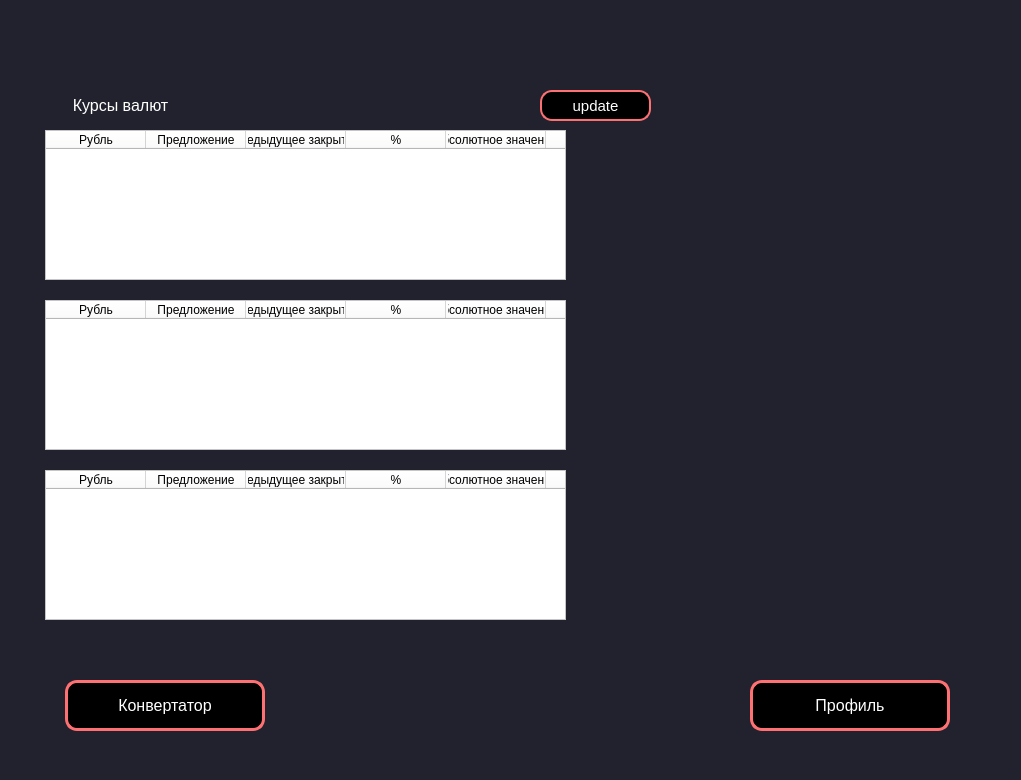
Above: pyqt_prj_yl/main_window.ui from LekzLuthor/YL_PQYT-prj before the change. Below: the same form after it.
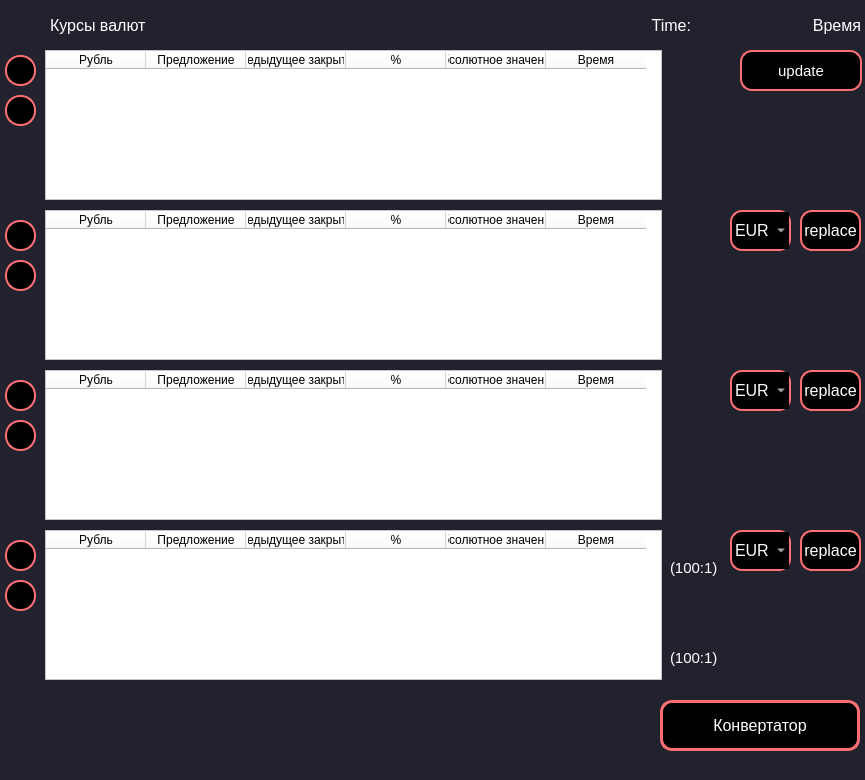
That is the form after the change. Icons and pictures are not drawn.

Diff of the .ui file:
```diff
--- a/pyqt_prj_yl/main_window.ui
+++ b/pyqt_prj_yl/main_window.ui
@@ -6,10 +6,16 @@
    <rect>
     <x>0</x>
     <y>0</y>
-    <width>1021</width>
+    <width>865</width>
     <height>780</height>
    </rect>
   </property>
+  <property name="maximumSize">
+   <size>
+    <width>865</width>
+    <height>780</height>
+   </size>
+  </property>
   <property name="font">
    <font>
     <pointsize>14</pointsize>
@@ -28,10 +34,10 @@
    <widget class="QPushButton" name="update_curr">
     <property name="geometry">
      <rect>
-      <x>540</x>
-      <y>90</y>
-      <width>111</width>
-      <height>31</height>
+      <x>740</x>
+      <y>50</y>
+      <width>122</width>
+      <height>41</height>
      </rect>
     </property>
     <property name="font">
@@ -58,45 +64,11 @@
      <string>update</string>
     </property>
    </widget>
-   <widget class="QPushButton" name="to_prof_btn">
-    <property name="geometry">
-     <rect>
-      <x>750</x>
-      <y>680</y>
-      <width>200</width>
-      <height>51</height>
-     </rect>
-    </property>
-    <property name="font">
-     <font>
-      <pointsize>12</pointsize>
-     </font>
-    </property>
-    <property name="styleSheet">
-     <string notr="true">QPushButton {
-	border 2px;
-	border: 3px solid #ff7073;
-	border-radius: 12;
-	color: white;
-	background-color:fb5b5d;
-}
-QPushButton:hover{
-	background-color: #ff7073;
-}
-QPushButton:pressed{
-	background-color: #ff004;
-}
-</string>
-    </property>
-    <property name="text">
-     <string>Профиль</string>
-    </property>
-   </widget>
    <widget class="QPushButton" name="to_convert_btn">
     <property name="geometry">
      <rect>
-      <x>65</x>
-      <y>680</y>
+      <x>660</x>
+      <y>700</y>
       <width>200</width>
       <height>51</height>
      </rect>
@@ -129,7 +101,7 @@
     <property name="geometry">
      <rect>
       <x>50</x>
-      <y>90</y>
+      <y>10</y>
       <width>141</width>
       <height>31</height>
      </rect>
@@ -147,15 +119,15 @@
      <string>Курсы валют</string>
     </property>
     <property name="alignment">
-     <set>Qt::AlignCenter</set>
+     <set>Qt::AlignLeading|Qt::AlignLeft|Qt::AlignVCenter</set>
     </property>
    </widget>
    <widget class="QTableWidget" name="RUB_table">
     <property name="geometry">
      <rect>
       <x>45</x>
-      <y>130</y>
-      <width>521</width>
+      <y>50</y>
+      <width>617</width>
       <height>150</height>
      </rect>
     </property>
@@ -186,6 +158,9 @@
     <property name="horizontalScrollBarPolicy">
      <enum>Qt::ScrollBarAlwaysOff</enum>
     </property>
+    <property name="sizeAdjustPolicy">
+     <enum>QAbstractScrollArea::AdjustToContents</enum>
+    </property>
     <property name="wordWrap">
      <bool>true</bool>
     </property>
@@ -227,8 +202,8 @@
     <property name="geometry">
      <rect>
       <x>45</x>
-      <y>300</y>
-      <width>521</width>
+      <y>210</y>
+      <width>617</width>
       <height>150</height>
      </rect>
     </property>
@@ -300,8 +275,8 @@
     <property name="geometry">
      <rect>
       <x>45</x>
-      <y>470</y>
-      <width>521</width>
+      <y>370</y>
+      <width>617</width>
       <height>150</height>
      </rect>
     </property>
@@ -332,6 +307,9 @@
     <property name="horizontalScrollBarPolicy">
      <enum>Qt::ScrollBarAlwaysOff</enum>
     </property>
+    <property name="sizeAdjustPolicy">
+     <enum>QAbstractScrollArea::AdjustToContents</enum>
+    </property>
     <property name="wordWrap">
      <bool>true</bool>
     </property>
@@ -369,6 +347,926 @@
      </property>
     </column>
    </widget>
+   <widget class="QTableWidget" name="JPY_table">
+    <property name="geometry">
+     <rect>
+      <x>45</x>
+      <y>530</y>
+      <width>617</width>
+      <height>150</height>
+     </rect>
+    </property>
+    <property name="minimumSize">
+     <size>
+      <width>471</width>
+      <height>0</height>
+     </size>
+    </property>
+    <property name="font">
+     <font>
+      <pointsize>10</pointsize>
+     </font>
+    </property>
+    <property name="layoutDirection">
+     <enum>Qt::LeftToRight</enum>
+    </property>
+    <property name="autoFillBackground">
+     <bool>false</bool>
+    </property>
+    <property name="styleSheet">
+     <string notr="true">color:black;
+background-color: white;</string>
+    </property>
+    <property name="verticalScrollBarPolicy">
+     <enum>Qt::ScrollBarAlwaysOff</enum>
+    </property>
+    <property name="horizontalScrollBarPolicy">
+     <enum>Qt::ScrollBarAlwaysOff</enum>
+    </property>
+    <property name="sizeAdjustPolicy">
+     <enum>QAbstractScrollArea::AdjustToContents</enum>
+    </property>
+    <property name="wordWrap">
+     <bool>true</bool>
+    </property>
+    <column>
+     <property name="text">
+      <string>Рубль</string>
+     </property>
+     <property name="textAlignment">
+      <set>AlignCenter</set>
+     </property>
+    </column>
+    <column>
+     <property name="text">
+      <string>Предложение</string>
+     </property>
+    </column>
+    <column>
+     <property name="text">
+      <string>Предыдущее закрытие</string>
+     </property>
+    </column>
+    <column>
+     <property name="text">
+      <string>%</string>
+     </property>
+    </column>
+    <column>
+     <property name="text">
+      <string>Абсолютное значение</string>
+     </property>
+    </column>
+    <column>
+     <property name="text">
+      <string>Время</string>
+     </property>
+    </column>
+   </widget>
+   <widget class="QLabel" name="time_show">
+    <property name="geometry">
+     <rect>
+      <x>710</x>
+      <y>10</y>
+      <width>151</width>
+      <height>31</height>
+     </rect>
+    </property>
+    <property name="font">
+     <font>
+      <pointsize>12</pointsize>
+     </font>
+    </property>
+    <property name="styleSheet">
+     <string notr="true">color: white;
+</string>
+    </property>
+    <property name="text">
+     <string>Время</string>
+    </property>
+    <property name="alignment">
+     <set>Qt::AlignRight|Qt::AlignTrailing|Qt::AlignVCenter</set>
+    </property>
+   </widget>
+   <widget class="QLabel" name="time">
+    <property name="geometry">
+     <rect>
+      <x>540</x>
+      <y>10</y>
+      <width>151</width>
+      <height>31</height>
+     </rect>
+    </property>
+    <property name="font">
+     <font>
+      <pointsize>12</pointsize>
+     </font>
+    </property>
+    <property name="styleSheet">
+     <string notr="true">color: white;
+</string>
+    </property>
+    <property name="text">
+     <string>Time:</string>
+    </property>
+    <property name="alignment">
+     <set>Qt::AlignRight|Qt::AlignTrailing|Qt::AlignVCenter</set>
+    </property>
+   </widget>
+   <widget class="QPushButton" name="replace_btn_1">
+    <property name="geometry">
+     <rect>
+      <x>800</x>
+      <y>210</y>
+      <width>61</width>
+      <height>41</height>
+     </rect>
+    </property>
+    <property name="font">
+     <font>
+      <pointsize>12</pointsize>
+     </font>
+    </property>
+    <property name="styleSheet">
+     <string notr="true">QPushButton {
+	border 2px;
+	border: 2px solid #ff7073;
+	border-radius: 12;
+	color: white;
+	background-color:fb5b5d;
+}
+QPushButton:hover{
+	background-color: #ff7073;
+}
+QPushButton:pressed{
+	background-color: #ff004;
+}</string>
+    </property>
+    <property name="text">
+     <string>replace</string>
+    </property>
+   </widget>
+   <widget class="QComboBox" name="rep_val_1">
+    <property name="geometry">
+     <rect>
+      <x>730</x>
+      <y>210</y>
+      <width>61</width>
+      <height>41</height>
+     </rect>
+    </property>
+    <property name="font">
+     <font>
+      <pointsize>12</pointsize>
+     </font>
+    </property>
+    <property name="styleSheet">
+     <string notr="true">border: 2px solid #ff7073;
+border-radius: 12;
+color: white;
+background-color:fb5b5d;</string>
+    </property>
+    <item>
+     <property name="text">
+      <string>EUR</string>
+     </property>
+    </item>
+    <item>
+     <property name="text">
+      <string>USD</string>
+     </property>
+    </item>
+    <item>
+     <property name="text">
+      <string>JPY</string>
+     </property>
+    </item>
+    <item>
+     <property name="text">
+      <string>GBP</string>
+     </property>
+    </item>
+    <item>
+     <property name="text">
+      <string>CHF</string>
+     </property>
+    </item>
+    <item>
+     <property name="text">
+      <string>UAH</string>
+     </property>
+    </item>
+   </widget>
+   <widget class="QComboBox" name="rep_val_2">
+    <property name="geometry">
+     <rect>
+      <x>730</x>
+      <y>370</y>
+      <width>61</width>
+      <height>41</height>
+     </rect>
+    </property>
+    <property name="font">
+     <font>
+      <pointsize>12</pointsize>
+     </font>
+    </property>
+    <property name="styleSheet">
+     <string notr="true">border: 2px solid #ff7073;
+border-radius: 12;
+color: white;
+background-color:fb5b5d;</string>
+    </property>
+    <item>
+     <property name="text">
+      <string>EUR</string>
+     </property>
+    </item>
+    <item>
+     <property name="text">
+      <string>USD</string>
+     </property>
+    </item>
+    <item>
+     <property name="text">
+      <string>JPY</string>
+     </property>
+    </item>
+    <item>
+     <property name="text">
+      <string>GBP</string>
+     </property>
+    </item>
+    <item>
+     <property name="text">
+      <string>CHF</string>
+     </property>
+    </item>
+    <item>
+     <property name="text">
+      <string>UAH</string>
+     </property>
+    </item>
+   </widget>
+   <widget class="QPushButton" name="replace_btn_2">
+    <property name="geometry">
+     <rect>
+      <x>800</x>
+      <y>370</y>
+      <width>61</width>
+      <height>41</height>
+     </rect>
+    </property>
+    <property name="font">
+     <font>
+      <pointsize>12</pointsize>
+     </font>
+    </property>
+    <property name="styleSheet">
+     <string notr="true">QPushButton {
+	border 2px;
+	border: 2px solid #ff7073;
+	border-radius: 12;
+	color: white;
+	background-color:fb5b5d;
+}
+QPushButton:hover{
+	background-color: #ff7073;
+}
+QPushButton:pressed{
+	background-color: #ff004;
+}</string>
+    </property>
+    <property name="text">
+     <string>replace</string>
+    </property>
+   </widget>
+   <widget class="QComboBox" name="rep_val_3">
+    <property name="geometry">
+     <rect>
+      <x>730</x>
+      <y>530</y>
+      <width>61</width>
+      <height>41</height>
+     </rect>
+    </property>
+    <property name="font">
+     <font>
+      <pointsize>12</pointsize>
+     </font>
+    </property>
+    <property name="styleSheet">
+     <string notr="true">border: 2px solid #ff7073;
+border-radius: 12;
+color: white;
+background-color:fb5b5d;</string>
+    </property>
+    <item>
+     <property name="text">
+      <string>EUR</string>
+     </property>
+    </item>
+    <item>
+     <property name="text">
+      <string>USD</string>
+     </property>
+    </item>
+    <item>
+     <property name="text">
+      <string>JPY</string>
+     </property>
+    </item>
+    <item>
+     <property name="text">
+      <string>GBP</string>
+     </property>
+    </item>
+    <item>
+     <property name="text">
+      <string>CHF</string>
+     </property>
+    </item>
+    <item>
+     <property name="text">
+      <string>UAH</string>
+     </property>
+    </item>
+   </widget>
+   <widget class="QPushButton" name="replace_btn_3">
+    <property name="geometry">
+     <rect>
+      <x>800</x>
+      <y>530</y>
+      <width>61</width>
+      <height>41</height>
+     </rect>
+    </property>
+    <property name="font">
+     <font>
+      <pointsize>12</pointsize>
+     </font>
+    </property>
+    <property name="styleSheet">
+     <string notr="true">QPushButton {
+	border 2px;
+	border: 2px solid #ff7073;
+	border-radius: 12;
+	color: white;
+	background-color:fb5b5d;
+}
+QPushButton:hover{
+	background-color: #ff7073;
+}
+QPushButton:pressed{
+	background-color: #ff004;
+}</string>
+    </property>
+    <property name="text">
+     <string>replace</string>
+    </property>
+   </widget>
+   <widget class="QLabel" name="JPY_32">
+    <property name="geometry">
+     <rect>
+      <x>670</x>
+      <y>650</y>
+      <width>81</width>
+      <height>16</height>
+     </rect>
+    </property>
+    <property name="font">
+     <font>
+      <pointsize>11</pointsize>
+     </font>
+    </property>
+    <property name="styleSheet">
+     <string notr="true">color: white;
+background-color: transparent;</string>
+    </property>
+    <property name="text">
+     <string>(100:1)</string>
+    </property>
+   </widget>
+   <widget class="QLabel" name="CHF_3">
+    <property name="geometry">
+     <rect>
+      <x>670</x>
+      <y>620</y>
+      <width>81</width>
+      <height>16</height>
+     </rect>
+    </property>
+    <property name="font">
+     <font>
+      <pointsize>11</pointsize>
+     </font>
+    </property>
+    <property name="styleSheet">
+     <string notr="true">color: white;
+background-color: transparent;</string>
+    </property>
+    <property name="text">
+     <string/>
+    </property>
+   </widget>
+   <widget class="QLabel" name="JPY_31">
+    <property name="geometry">
+     <rect>
+      <x>670</x>
+      <y>560</y>
+      <width>81</width>
+      <height>16</height>
+     </rect>
+    </property>
+    <property name="font">
+     <font>
+      <pointsize>11</pointsize>
+     </font>
+    </property>
+    <property name="styleSheet">
+     <string notr="true">color: white;
+background-color: transparent;</string>
+    </property>
+    <property name="text">
+     <string>(100:1)</string>
+    </property>
+   </widget>
+   <widget class="QLabel" name="JPY_22">
+    <property name="geometry">
+     <rect>
+      <x>670</x>
+      <y>490</y>
+      <width>81</width>
+      <height>16</height>
+     </rect>
+    </property>
+    <property name="font">
+     <font>
+      <pointsize>11</pointsize>
+     </font>
+    </property>
+    <property name="styleSheet">
+     <string notr="true">color: white;
+background-color: transparent;</string>
+    </property>
+    <property name="text">
+     <string/>
+    </property>
+   </widget>
+   <widget class="QLabel" name="CHF_2">
+    <property name="geometry">
+     <rect>
+      <x>670</x>
+      <y>460</y>
+      <width>81</width>
+      <height>16</height>
+     </rect>
+    </property>
+    <property name="font">
+     <font>
+      <pointsize>11</pointsize>
+     </font>
+    </property>
+    <property name="styleSheet">
+     <string notr="true">color: white;
+background-color: transparent;</string>
+    </property>
+    <property name="text">
+     <string/>
+    </property>
+   </widget>
+   <widget class="QLabel" name="JPY_21">
+    <property name="geometry">
+     <rect>
+      <x>670</x>
+      <y>400</y>
+      <width>81</width>
+      <height>16</height>
+     </rect>
+    </property>
+    <property name="font">
+     <font>
+      <pointsize>11</pointsize>
+     </font>
+    </property>
+    <property name="styleSheet">
+     <string notr="true">color: white;
+background-color: transparent;</string>
+    </property>
+    <property name="text">
+     <string/>
+    </property>
+   </widget>
+   <widget class="QLabel" name="JPY_11">
+    <property name="geometry">
+     <rect>
+      <x>670</x>
+      <y>240</y>
+      <width>81</width>
+      <height>16</height>
+     </rect>
+    </property>
+    <property name="font">
+     <font>
+      <pointsize>11</pointsize>
+     </font>
+    </property>
+    <property name="styleSheet">
+     <string notr="true">color: white;
+background-color: transparent;</string>
+    </property>
+    <property name="text">
+     <string/>
+    </property>
+   </widget>
+   <widget class="QLabel" name="CHF_1">
+    <property name="geometry">
+     <rect>
+      <x>670</x>
+      <y>300</y>
+      <width>81</width>
+      <height>16</height>
+     </rect>
+    </property>
+    <property name="font">
+     <font>
+      <pointsize>11</pointsize>
+     </font>
+    </property>
+    <property name="styleSheet">
+     <string notr="true">color: white;
+background-color: transparent;</string>
+    </property>
+    <property name="text">
+     <string/>
+    </property>
+   </widget>
+   <widget class="QLabel" name="JPY_12">
+    <property name="geometry">
+     <rect>
+      <x>670</x>
+      <y>330</y>
+      <width>81</width>
+      <height>16</height>
+     </rect>
+    </property>
+    <property name="font">
+     <font>
+      <pointsize>11</pointsize>
+     </font>
+    </property>
+    <property name="styleSheet">
+     <string notr="true">color: white;
+background-color: transparent;</string>
+    </property>
+    <property name="text">
+     <string/>
+    </property>
+   </widget>
+   <widget class="QPushButton" name="hide_ft">
+    <property name="geometry">
+     <rect>
+      <x>5</x>
+      <y>55</y>
+      <width>31</width>
+      <height>31</height>
+     </rect>
+    </property>
+    <property name="font">
+     <font>
+      <pointsize>11</pointsize>
+     </font>
+    </property>
+    <property name="styleSheet">
+     <string notr="true">QPushButton {
+	border 2px;
+	border: 2px solid #ff7073;
+	border-radius: 15;
+	color: white;
+	background-color:fb5b5d;
+}
+QPushButton:hover{
+	background-color: #ff7073;
+}
+QPushButton:pressed{
+	background-color: #ff004;
+}</string>
+    </property>
+    <property name="text">
+     <string/>
+    </property>
+    <property name="icon">
+     <iconset>
+      <normaloff>C:/Users/kosha/Downloads/xxxx.png</normaloff>C:/Users/kosha/Downloads/xxxx.png</iconset>
+    </property>
+    <property name="iconSize">
+     <size>
+      <width>35</width>
+      <height>45</height>
+     </size>
+    </property>
+   </widget>
+   <widget class="QPushButton" name="show_ft">
+    <property name="geometry">
+     <rect>
+      <x>5</x>
+      <y>95</y>
+      <width>31</width>
+      <height>31</height>
+     </rect>
+    </property>
+    <property name="font">
+     <font>
+      <pointsize>11</pointsize>
+     </font>
+    </property>
+    <property name="styleSheet">
+     <string notr="true">QPushButton {
+	border 2px;
+	border: 2px solid #ff7073;
+	border-radius: 15;
+	color: white;
+	background-color:fb5b5d;
+}
+QPushButton:hover{
+	background-color: #ff7073;
+}
+QPushButton:pressed{
+	background-color: #ff004;
+}</string>
+    </property>
+    <property name="text">
+     <string/>
+    </property>
+    <property name="icon">
+     <iconset>
+      <normaloff>C:/Users/kosha/Downloads/add.png</normaloff>C:/Users/kosha/Downloads/add.png</iconset>
+    </property>
+    <property name="iconSize">
+     <size>
+      <width>19</width>
+      <height>19</height>
+     </size>
+    </property>
+   </widget>
+   <widget class="QPushButton" name="hide_st">
+    <property name="geometry">
+     <rect>
+      <x>5</x>
+      <y>220</y>
+      <width>31</width>
+      <height>31</height>
+     </rect>
+    </property>
+    <property name="font">
+     <font>
+      <pointsize>11</pointsize>
+     </font>
+    </property>
+    <property name="styleSheet">
+     <string notr="true">QPushButton {
+	border 2px;
+	border: 2px solid #ff7073;
+	border-radius: 15;
+	color: white;
+	background-color:fb5b5d;
+}
+QPushButton:hover{
+	background-color: #ff7073;
+}
+QPushButton:pressed{
+	background-color: #ff004;
+}</string>
+    </property>
+    <property name="text">
+     <string/>
+    </property>
+    <property name="icon">
+     <iconset>
+      <normaloff>C:/Users/kosha/Downloads/xxxx.png</normaloff>C:/Users/kosha/Downloads/xxxx.png</iconset>
+    </property>
+    <property name="iconSize">
+     <size>
+      <width>35</width>
+      <height>45</height>
+     </size>
+    </property>
+   </widget>
+   <widget class="QPushButton" name="show_st">
+    <property name="geometry">
+     <rect>
+      <x>5</x>
+      <y>260</y>
+      <width>31</width>
+      <height>31</height>
+     </rect>
+    </property>
+    <property name="font">
+     <font>
+      <pointsize>11</pointsize>
+     </font>
+    </property>
+    <property name="styleSheet">
+     <string notr="true">QPushButton {
+	border 2px;
+	border: 2px solid #ff7073;
+	border-radius: 15;
+	color: white;
+	background-color:fb5b5d;
+}
+QPushButton:hover{
+	background-color: #ff7073;
+}
+QPushButton:pressed{
+	background-color: #ff004;
+}</string>
+    </property>
+    <property name="text">
+     <string/>
+    </property>
+    <property name="icon">
+     <iconset>
+      <normaloff>C:/Users/kosha/Downloads/add.png</normaloff>C:/Users/kosha/Downloads/add.png</iconset>
+    </property>
+    <property name="iconSize">
+     <size>
+      <width>19</width>
+      <height>19</height>
+     </size>
+    </property>
+   </widget>
+   <widget class="QPushButton" name="hide_tt">
+    <property name="geometry">
+     <rect>
+      <x>5</x>
+      <y>380</y>
+      <width>31</width>
+      <height>31</height>
+     </rect>
+    </property>
+    <property name="font">
+     <font>
+      <pointsize>11</pointsize>
+     </font>
+    </property>
+    <property name="styleSheet">
+     <string notr="true">QPushButton {
+	border 2px;
+	border: 2px solid #ff7073;
+	border-radius: 15;
+	color: white;
+	background-color:fb5b5d;
+}
+QPushButton:hover{
+	background-color: #ff7073;
+}
+QPushButton:pressed{
+	background-color: #ff004;
+}</string>
+    </property>
+    <property name="text">
+     <string/>
+    </property>
+    <property name="icon">
+     <iconset>
+      <normaloff>C:/Users/kosha/Downloads/xxxx.png</normaloff>C:/Users/kosha/Downloads/xxxx.png</iconset>
+    </property>
+    <property name="iconSize">
+     <size>
+      <width>35</width>
+      <height>45</height>
+     </size>
+    </property>
+   </widget>
+   <widget class="QPushButton" name="show_tt">
+    <property name="geometry">
+     <rect>
+      <x>5</x>
+      <y>420</y>
+      <width>31</width>
+      <height>31</height>
+     </rect>
+    </property>
+    <property name="font">
+     <font>
+      <pointsize>11</pointsize>
+     </font>
+    </property>
+    <property name="styleSheet">
+     <string notr="true">QPushButton {
+	border 2px;
+	border: 2px solid #ff7073;
+	border-radius: 15;
+	color: white;
+	background-color:fb5b5d;
+}
+QPushButton:hover{
+	background-color: #ff7073;
+}
+QPushButton:pressed{
+	background-color: #ff004;
+}</string>
+    </property>
+    <property name="text">
+     <string/>
+    </property>
+    <property name="icon">
+     <iconset>
+      <normaloff>C:/Users/kosha/Downloads/add.png</normaloff>C:/Users/kosha/Downloads/add.png</iconset>
+    </property>
+    <property name="iconSize">
+     <size>
+      <width>19</width>
+      <height>19</height>
+     </size>
+    </property>
+   </widget>
+   <widget class="QPushButton" name="hide_fft">
+    <property name="geometry">
+     <rect>
+      <x>5</x>
+      <y>540</y>
+      <width>31</width>
+      <height>31</height>
+     </rect>
+    </property>
+    <property name="font">
+     <font>
+      <pointsize>11</pointsize>
+     </font>
+    </property>
+    <property name="styleSheet">
+     <string notr="true">QPushButton {
+	border 2px;
+	border: 2px solid #ff7073;
+	border-radius: 15;
+	color: white;
+	background-color:fb5b5d;
+}
+QPushButton:hover{
+	background-color: #ff7073;
+}
+QPushButton:pressed{
+	background-color: #ff004;
+}</string>
+    </property>
+    <property name="text">
+     <string/>
+    </property>
+    <property name="icon">
+     <iconset>
+      <normaloff>C:/Users/kosha/Downloads/xxxx.png</normaloff>C:/Users/kosha/Downloads/xxxx.png</iconset>
+    </property>
+    <property name="iconSize">
+     <size>
+      <width>35</width>
+      <height>45</height>
+     </size>
+    </property>
+   </widget>
+   <widget class="QPushButton" name="show_fft">
+    <property name="geometry">
+     <rect>
+      <x>5</x>
+      <y>580</y>
+      <width>31</width>
+      <height>31</height>
+     </rect>
+    </property>
+    <property name="font">
+     <font>
+      <pointsize>11</pointsize>
+     </font>
+    </property>
+    <property name="styleSheet">
+     <string notr="true">QPushButton {
+	border 2px;
+	border: 2px solid #ff7073;
+	border-radius: 15;
+	color: white;
+	background-color:fb5b5d;
+}
+QPushButton:hover{
+	background-color: #ff7073;
+}
+QPushButton:pressed{
+	background-color: #ff004;
+}</string>
+    </property>
+    <property name="text">
+     <string/>
+    </property>
+    <property name="icon">
+     <iconset>
+      <normaloff>C:/Users/kosha/Downloads/add.png</normaloff>C:/Users/kosha/Downloads/add.png</iconset>
+    </property>
+    <property name="iconSize">
+     <size>
+      <width>19</width>
+      <height>19</height>
+     </size>
+    </property>
+   </widget>
   </widget>
  </widget>
  <resources/>
```
